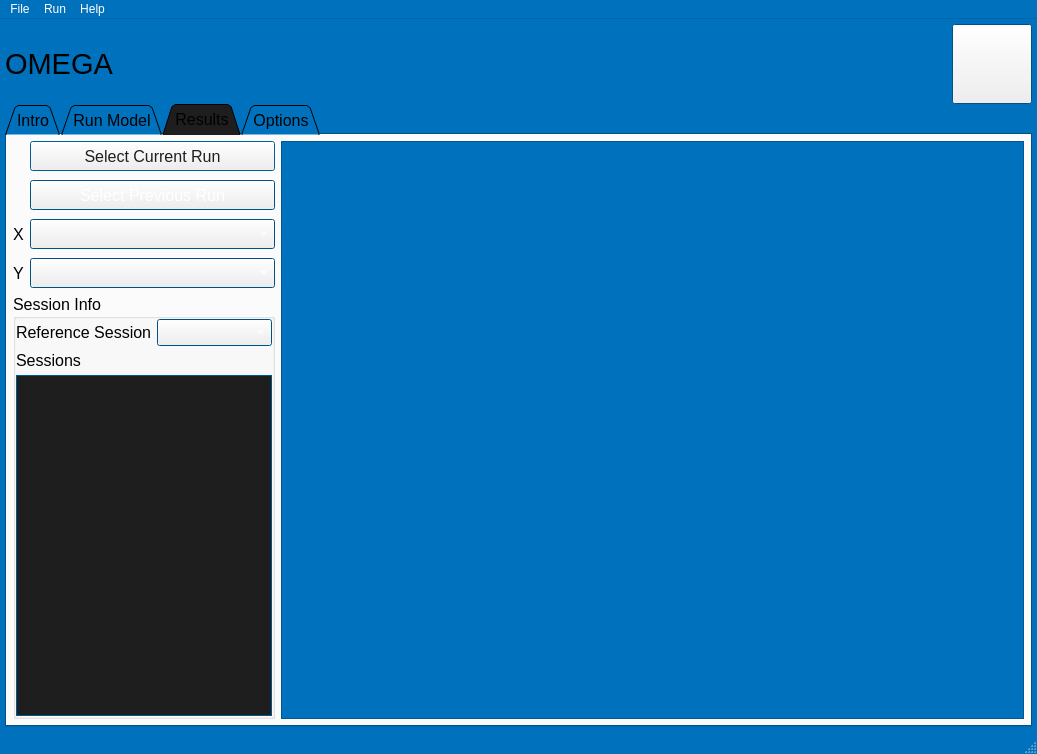
Qt form omega_gui/elements/omega_gui_qt.ui (johnathanvic/EPA_OMEGA_Model) before a commit.
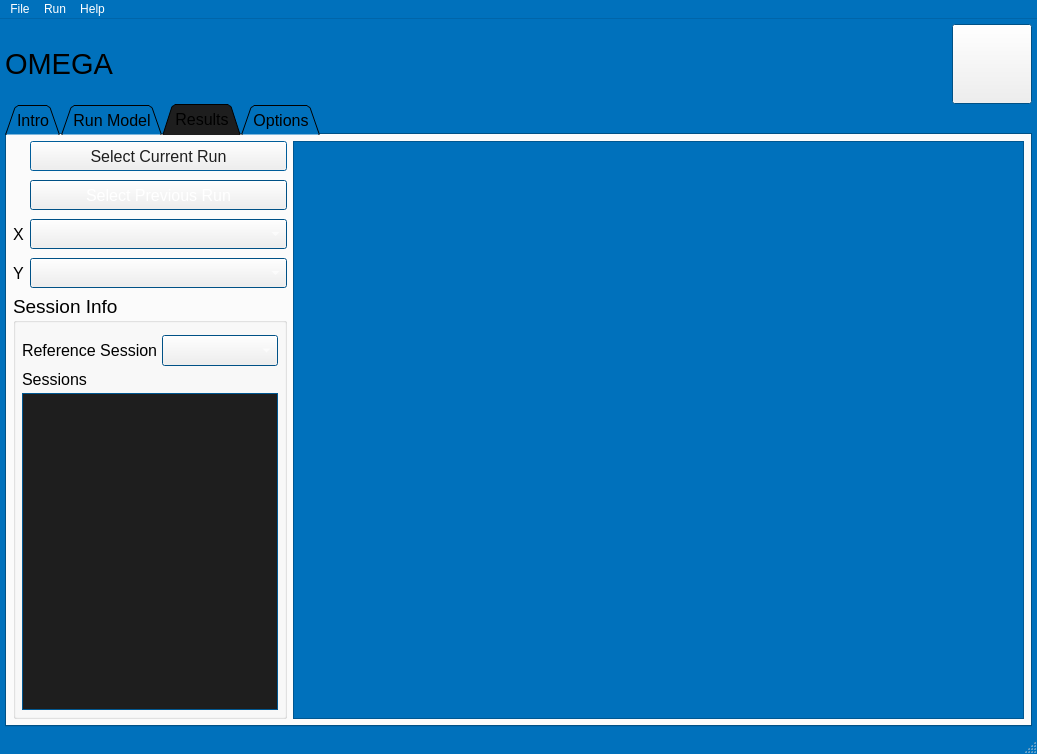
The same form after that commit.

What changed in the file:
```diff
--- a/omega_gui/elements/omega_gui_qt.ui
+++ b/omega_gui/elements/omega_gui_qt.ui
@@ -845,30 +845,41 @@
             <verstretch>1</verstretch>
            </sizepolicy>
           </property>
+          <property name="font">
+           <font>
+            <family>Arial</family>
+            <pointsize>14</pointsize>
+            <weight>50</weight>
+            <bold>false</bold>
+           </font>
+          </property>
+          <property name="autoFillBackground">
+           <bool>false</bool>
+          </property>
           <property name="title">
            <string>Session Info</string>
           </property>
           <property name="flat">
-           <bool>false</bool>
+           <bool>true</bool>
           </property>
           <layout class="QVBoxLayout" name="verticalLayout" stretch="0,0,1">
            <property name="spacing">
-            <number>5</number>
+            <number>4</number>
            </property>
            <property name="sizeConstraint">
             <enum>QLayout::SetDefaultConstraint</enum>
            </property>
            <property name="leftMargin">
-            <number>0</number>
+            <number>6</number>
            </property>
            <property name="topMargin">
-            <number>0</number>
+            <number>12</number>
            </property>
            <property name="rightMargin">
-            <number>0</number>
+            <number>6</number>
            </property>
            <property name="bottomMargin">
-            <number>0</number>
+            <number>6</number>
            </property>
            <item>
             <layout class="QHBoxLayout" name="horizontalLayout_6">
@@ -880,6 +891,14 @@
                  <verstretch>0</verstretch>
                 </sizepolicy>
                </property>
+               <property name="font">
+                <font>
+                 <family>Arial</family>
+                 <pointsize>12</pointsize>
+                 <weight>50</weight>
+                 <bold>false</bold>
+                </font>
+               </property>
                <property name="text">
                 <string>Reference Session</string>
                </property>
```
Left out of the diff: 2 changed lines with no effect on the pictures.
